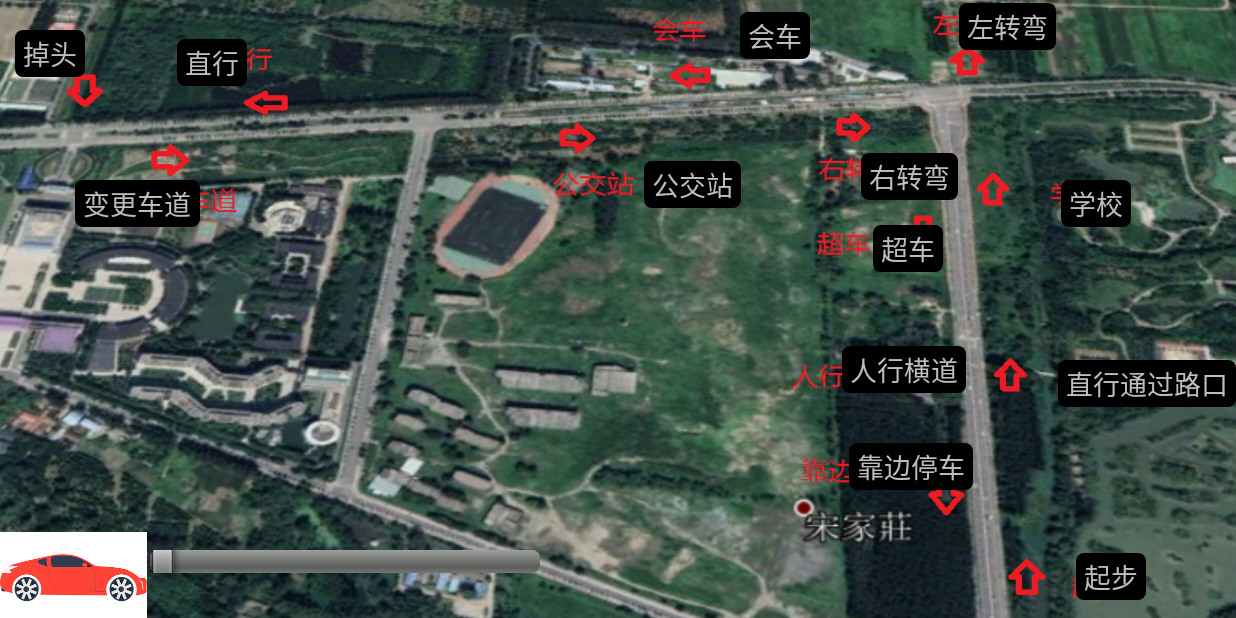
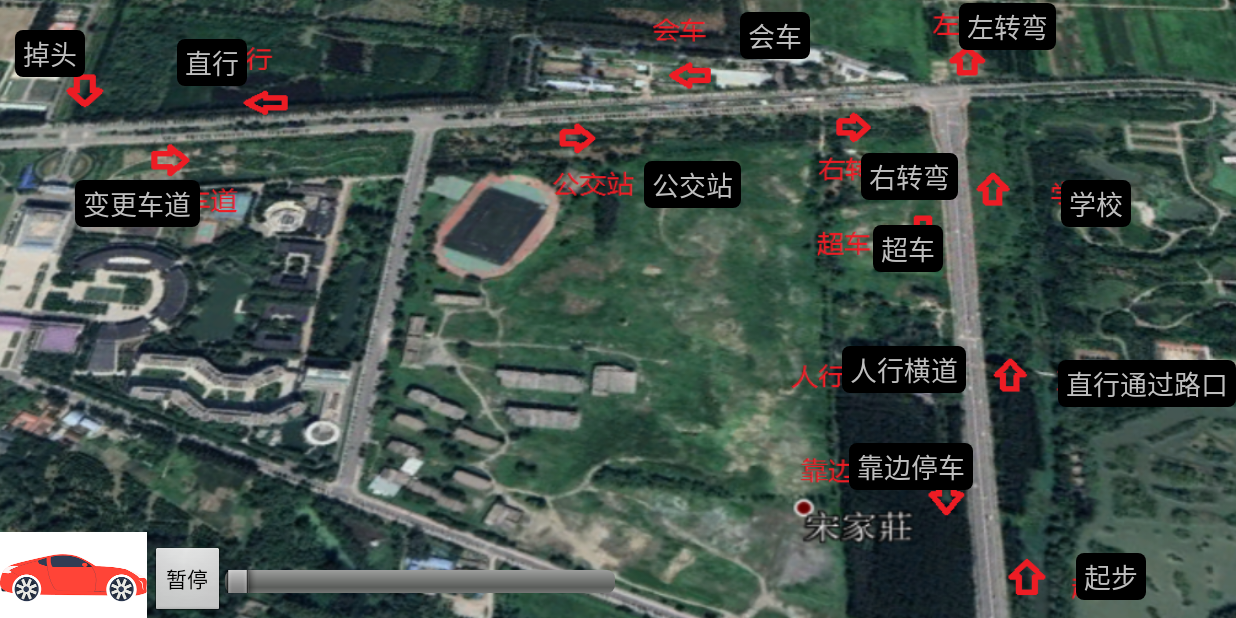
Before and after one commit to wangaijun/DaoXiangHu, an Android app: the screen it shows after launch (DXHActivity), on a phone screen of 824 x 412 dp (held sideways). Run offline under Robolectric (Android 15) with nearby library versions, the phone set to English and light mode, and no system bars.

Commit message:
添加暂停播放按钮

```diff
--- a/app/src/main/res/layout/activity_dxh.xml
+++ b/app/src/main/res/layout/activity_dxh.xml
@@ -149,13 +149,17 @@
             android:id="@+id/ctrBar" android:orientation="horizontal"
             android:layout_width="wrap_content" android:layout_height="wrap_content"
             android:layout_alignParentBottom="true"
-            android:layout_marginBottom="30dp"
+            android:layout_marginBottom="0dp"
             android:layout_alignParentLeft="true"
             android:layout_marginLeft="100dp">
+        <Button android:id="@+id/btnPlayOrPause"
+                android:layout_width="wrap_content" android:layout_height="wrap_content"
+        android:text="暂停"/>
         <SeekBar
                 android:id="@+id/seekBar"
                 android:layout_width="260dp"
                 android:layout_height="15dp"
+                android:layout_gravity="center_vertical"
         />
     </LinearLayout>
 
```
Also changed, not shown: app/src/main/java/dxh/gld/com/daoxianghu/DXHActivity.kt (+24 -3 lines).
